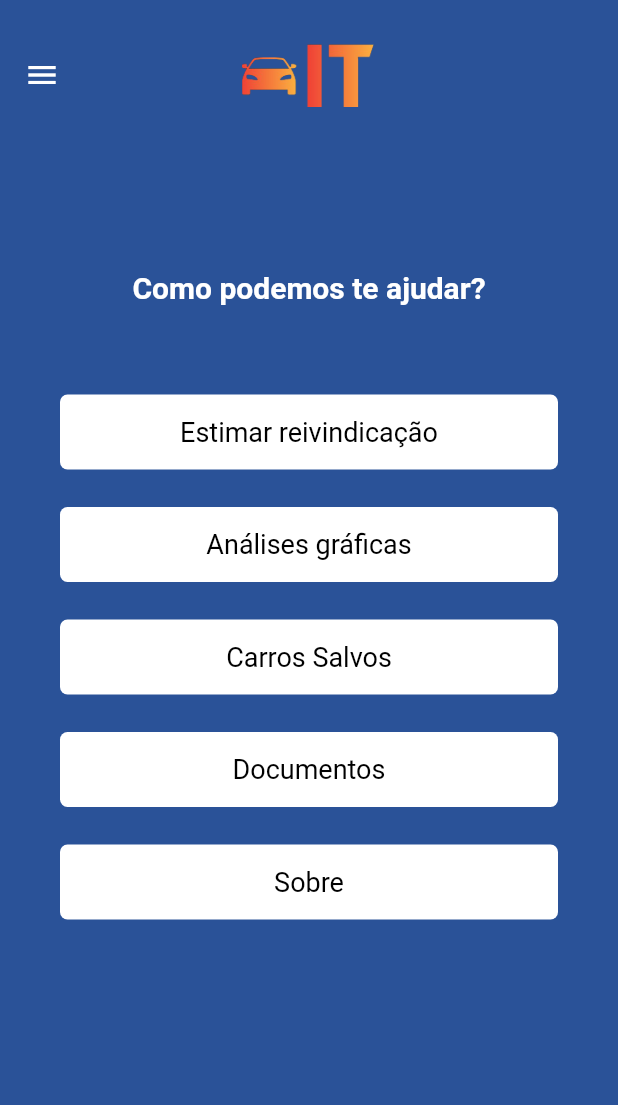
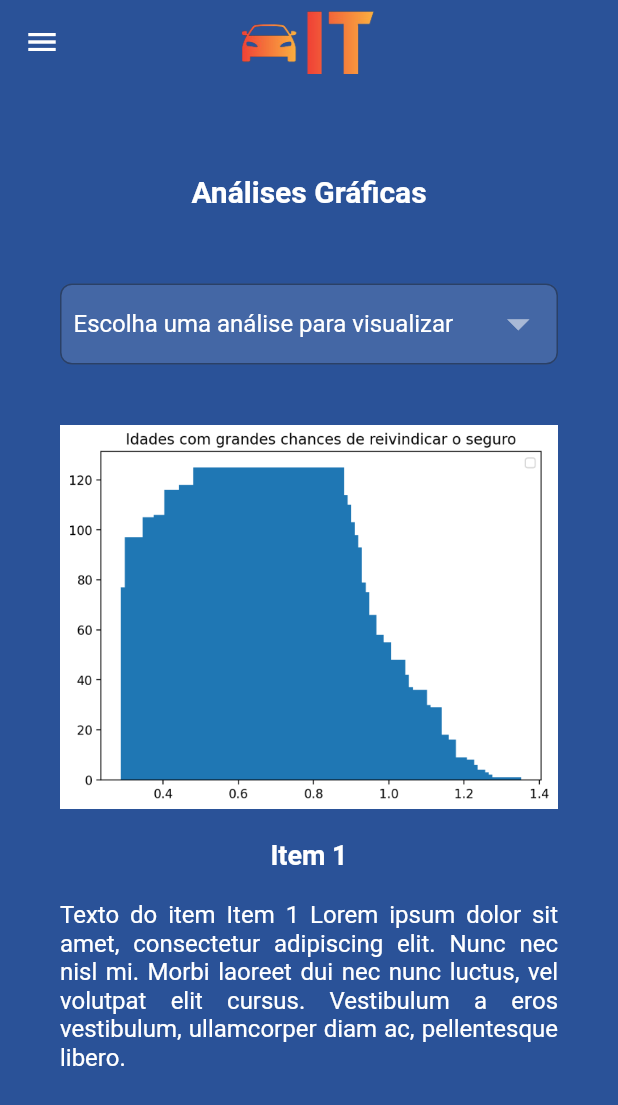
Before and after one commit to eduardoesnc/InsuranceTech, a Flutter app: the HomePage screen opened by its route, after a tap on "Análises gráficas", on a phone screen of 412 x 824 dp. Shown: the top 1105 px of the screen. Run offline on Flutter 3.47's test engine with Material 2 defaults, Android fonts, the phone set to English and light mode, and no system bars; our stand-ins replace firebase_auth, firebase_core; accounts and stored records are empty; network calls fail.

Commit message:
Criação da página de Análises

```diff
--- a/lib/components/drawer.dart
+++ b/lib/components/drawer.dart
@@ -62,7 +62,7 @@ class _AppDrawerState extends State<AppDrawer> {
               title: const Text("Análises sobre seguros"),
               leading: const Icon(Icons.query_stats),
               onTap: () {
-                Navigator.of(context).pushNamed('/home');
+                Navigator.of(context).pushNamed('/analise');
               },
             ),
             ListTile(
--- /dev/null
+++ b/lib/pages/analises.page.dart
@@ -0,0 +1,184 @@
+import 'package:flutter/cupertino.dart';
+import 'package:flutter/material.dart';
+
+import 'package:insurancetech/components/drawer.dart';
+import '../components/pageTitle.dart';
+
+class AnalisePage extends StatefulWidget {
+  const AnalisePage({Key? key}) : super(key: key);
+
+  static const routeName = '/analise';
+
+  @override
+  State<AnalisePage> createState() => _AnalisePageState();
+}
+
+class _AnalisePageState extends State<AnalisePage> {
+
+  final String titulo = '';
+  final String texto = 'Escolha uma análise para visualizar';
+  final String urlImg = 'assets/img-teste.png';
+
+  late TextEditingController controller;
+  late FixedExtentScrollController scrollController;
+  final items = [
+    'Item 1',
+    'Item 2',
+    'Item 3',
+    'Item 4',
+    'Item 5',
+  ];
+
+  int index = 0;
+
+  @override
+  void initState(){
+    super.initState();
+
+    scrollController = FixedExtentScrollController(initialItem: index);
+  }
+
+  @override
+  void dispose(){
+    scrollController.dispose();
+
+    super.dispose();
+  }
+
+  @override
+  Widget build(BuildContext context) {
+    return Scaffold(
+      drawer: const AppDrawer(),
+      appBar: AppBar(
+        elevation: 0,
+        backgroundColor: const Color(0xFF2a5298),
+        centerTitle: true,
+        title: SizedBox(
+          width: 90,
+          child: Image.asset("assets/logo.png"),
+        ),
+      ),
+      body: Container(
+        padding: const EdgeInsets.only(top: 10, left: 40, right: 40),
+        color: const Color(0xFF2a5298),
+        child: ListView(
+          children: <Widget>[
+            const SizedBox( height: 50 ),
+
+            const pageTitle(texto: 'Análises Gráficas',),
+
+            const SizedBox( height: 50 ),
+
+            Container(
+              height: 54,
+              alignment: Alignment.centerLeft,
+              decoration: BoxDecoration(
+                color: Colors.white12,
+                border: Border.all(width: 1, color: Colors.black38),
+                borderRadius: const BorderRadius.all(
+                  Radius.circular(8),
+                ),
+              ),
+              child: SizedBox.expand(
+                child: TextButton(
+                  onPressed: (){
+                    scrollController.dispose();
+                    scrollController = FixedExtentScrollController(initialItem: index);
+                    showCupertinoModalPopup(
+                        context: context,
+                        builder: (context) => CupertinoActionSheet(
+                          actions: [buildPicker()],
+                          cancelButton: CupertinoActionSheetAction(
+                            child: const Text('Cancelar'),
+                            onPressed: () => Navigator.pop(context),
+                          ),
+                        ),
+                    );
+                  },
+                  child: Row(
+                    mainAxisAlignment: MainAxisAlignment.spaceBetween,
+                    children: const <Widget>[
+                      Text(
+                        'Escolha uma análise para visualizar',
+                        style: TextStyle(
+                          color: Colors.white,
+                          fontSize: 16,
+                          fontWeight: FontWeight.w400,
+                        ),
+                        textAlign: TextAlign.start,
+                      ),
+                      Icon(Icons.arrow_drop_down, color: Colors.white54, size: 35,),
+                    ],
+                  ),
+                ),
+              ),
+            ),
+
+            const SizedBox(height: 20,),
+
+            const SizedBox(height: 20,),
+
+            Image.asset('assets/img-teste.png'),
+
+            const SizedBox(height: 20,),
+
+            Text(
+              items[index],
+              style: const TextStyle(
+                color: Colors.white,
+                fontSize: 18,
+                fontWeight: FontWeight.bold,
+              ),
+              textAlign: TextAlign.center,
+            ),
+
+            const SizedBox(height: 20,),
+
+            Text(
+              'Texto do item ${items[index]} Lorem ipsum dolor sit amet, consectetur adipiscing elit. Nunc nec'
+                  ' nisl mi. Morbi laoreet dui nec nunc luctus, vel volutpat elit'
+                  ' cursus. Vestibulum a eros vestibulum, ullamcorper diam ac,'
+                  ' pellentesque libero.',
+              textAlign: TextAlign.justify,
+              style: const TextStyle(
+                color: Colors.white,
+                fontSize: 16,
+                fontWeight: FontWeight.normal,
+              ),
+            ),
+
+          ],
+        ),
+      ),
+    );
+  }
+
+  Widget buildPicker() => SizedBox(
+    height: 350,
+    child:
+        CupertinoPicker(
+          scrollController: scrollController,
+          looping: true,
+          itemExtent: 64,
+          selectionOverlay: const CupertinoPickerDefaultSelectionOverlay(
+            background: Color(0x8A2a5298),
+          ),
+          children: List.generate(items.length, (index) {
+            final item = items[index];
+
+            return Center(
+              child: Text(
+                item,
+                style: const TextStyle(fontSize: 20, color: Colors.black),
+              ),
+            );
+          }),
+          onSelectedItemChanged: (index){
+            setState(() {
+              this.index = index;
+            });
+          },
+        ),
+  );
+
+}
--- a/lib/pages/home.page.dart
+++ b/lib/pages/home.page.dart
@@ -55,7 +55,7 @@ class _HomePageState extends State<HomePage> {
             LargeButton(
               texto: 'Análises gráficas',
               onPressed: () {
-                Navigator.of(context).pushNamed('/home');
+                Navigator.of(context).pushNamed('/analise');
               },
             ),
 
--- a/lib/routes.dart
+++ b/lib/routes.dart
@@ -11,6 +11,7 @@ import 'package:insurancetech/pages/sugestoes.page.dart';
 import 'package:insurancetech/pages/carrosSalvos.page.dart';
 import 'package:insurancetech/pages/documentos.page.dart';
 import 'package:insurancetech/models/checagem.model.dart';
+import 'package:insurancetech/pages/analises.page.dart';
 
 
 Map<String, Widget Function(dynamic)> instanceRoutes(BuildContext context) => {
@@ -26,5 +27,6 @@ Map<String, Widget Function(dynamic)> instanceRoutes(BuildContext context) => {
   SugestoesPage.routeName: (context) => const SugestoesPage(),
   CarrosSalvosPage.routeName: (context) => const CarrosSalvosPage(),
   DocumentosPage.routeName: (context) => const DocumentosPage(),
+  AnalisePage.routeName: (context) => const AnalisePage(),
 
 };
--- a/pubspec.yaml
+++ b/pubspec.yaml
@@ -98,3 +98,4 @@ flutter:
   # see https://flutter.dev/custom-fonts/#from-packages
   assets:
     - assets/logo.png
+    - assets/img-teste.png
```
Also changed, not shown: assets/img-teste.png (added), img/emailImage1.png (deleted).
